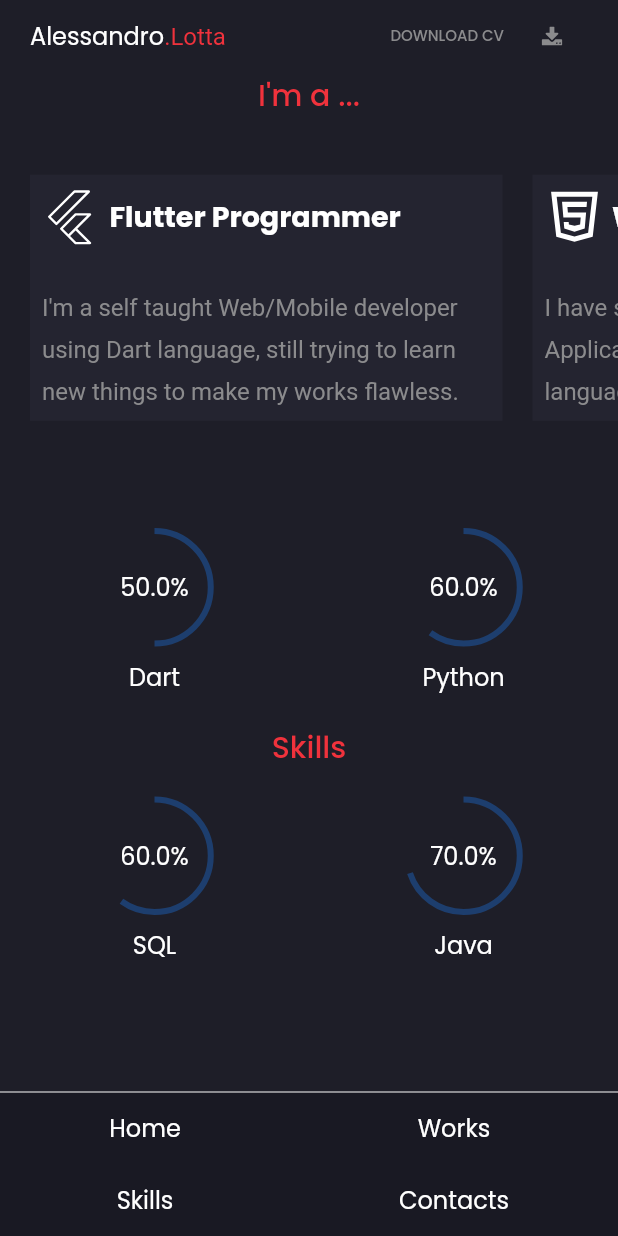
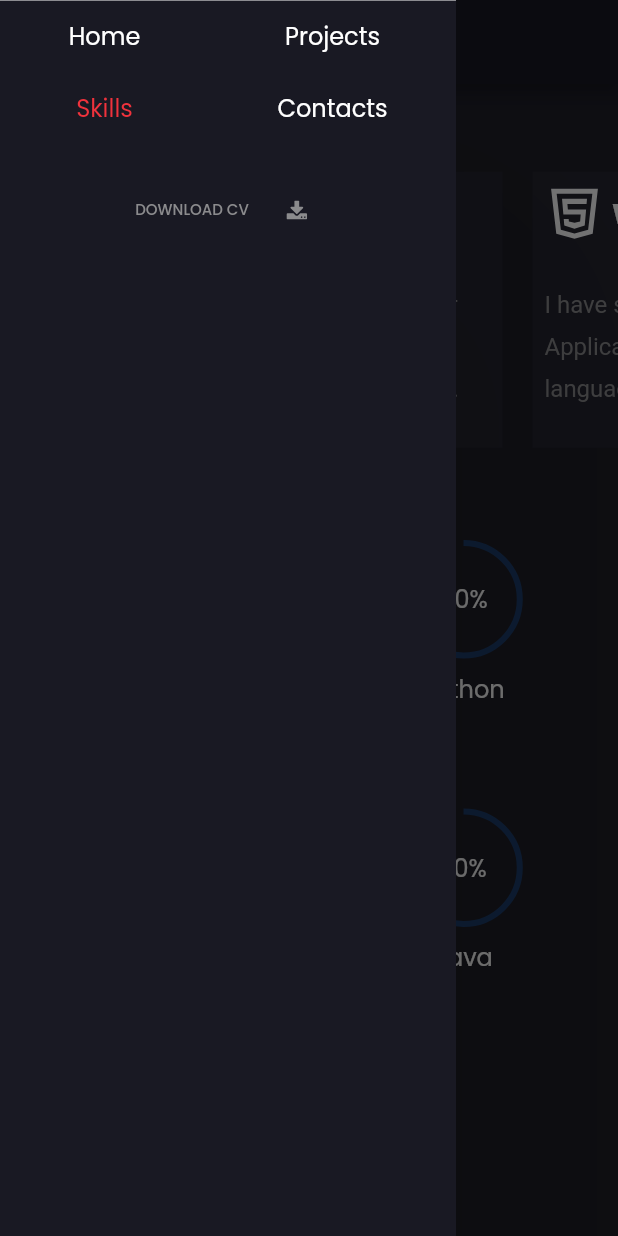
Before and after one commit to aleLotta/flutter-portfolio, a Flutter app: the SkillsScreen screen opened directly, with the side drawer open (before the commit the screen has no drawer), on a phone screen of 412 x 824 dp. Run offline on Flutter 3.47's test engine with Material 2 defaults, Android fonts, the phone set to English and light mode, and no system bars; our stand-ins replace animated_text_kit, flutter_svg, google_fonts.

Commit message:
edited the interface of the screens plus the navigation for mobile

```diff
--- a/my_cv_project/lib/components/coded_name.dart
+++ b/my_cv_project/lib/components/coded_name.dart
@@ -16,7 +16,7 @@ class CodedName extends StatelessWidget {
         mainAxisAlignment: MainAxisAlignment.spaceBetween,
         children: [
           Row(children: [
-            !Responsive.isMobile(context)
+            Responsive.isDesktop(context)
                 ? SizedBox(
                     width: 75,
                   )
@@ -38,7 +38,22 @@ class CodedName extends StatelessWidget {
           ]),
           Padding(
             padding: const EdgeInsets.only(right: defaultPadding),
-            child: FittedBox(
+            child: Responsive.isDesktop(context) ? DownloadCV() : null,
+          ),
+        ],
+      ),
+    );
+  }
+}
+
+class DownloadCV extends StatelessWidget {
+  const DownloadCV({
+    Key? key,
+  }) : super(key: key);
+
+  @override
+  Widget build(BuildContext context) {
+    return FittedBox(
       child: Row(
         children: [
           TextButton(
@@ -46,11 +61,9 @@ class CodedName extends StatelessWidget {
               "DOWNLOAD CV",
               style: Responsive.isDesktop(context)
                   ? TextStyle(
-                              color:
-                                  Theme.of(context).textTheme.bodyText1!.color)
+                      color: Theme.of(context).textTheme.bodyText1!.color)
                   : TextStyle(
-                              color:
-                                  Theme.of(context).textTheme.bodyText1!.color,
+                      color: Theme.of(context).textTheme.bodyText1!.color,
                       fontSize: 10),
             ),
             onPressed: () {},
@@ -64,10 +77,6 @@ class CodedName extends StatelessWidget {
               icon: SvgPicture.asset("assets/icons/download.svg"))
         ],
       ),
-            ),
-          ),
-        ],
-      ),
     );
   }
 }
--- a/my_cv_project/lib/components/navigation_banner.dart
+++ b/my_cv_project/lib/components/navigation_banner.dart
@@ -1,15 +1,19 @@
 import 'package:flutter/material.dart';
+import 'package:my_cv_project/components/coded_name.dart';
 import 'package:my_cv_project/constants.dart';
 import 'package:my_cv_project/responsive.dart';
 import 'package:my_cv_project/screens/contacts/contact_screen.dart';
 import 'package:my_cv_project/screens/home/home_screen.dart';
+import 'package:my_cv_project/screens/projects/projects_screen.dart';
 import 'package:my_cv_project/screens/skills/skills_screen.dart';
-import 'package:my_cv_project/screens/works/work_screen.dart';
 
 class NavigationBanner extends StatelessWidget {
   const NavigationBanner({
     Key? key,
+    required this.location,
   }) : super(key: key);
+
+  final String location;
 
   @override
   Widget build(BuildContext context) {
@@ -21,34 +25,36 @@ class NavigationBanner extends StatelessWidget {
             color: Colors.white,
             height: 0,
           ),
-          if (!Responsive.isMobile(context))
+          if (Responsive.isDesktop(context))
             SizedBox(
               height: defaultPadding / 2,
             ),
-          if (!Responsive.isMobile(context))
+          if (Responsive.isDesktop(context))
             Row(
               mainAxisAlignment: MainAxisAlignment.center,
               children: [
                 NavigationText(
                     label: "Home",
                     screen: HomeScreen(),
-                ),
+                    flag: location == "Home"),
                 NavigationText(
                     label: "Skills",
                     screen: SkillsScreen(),
-                ),
+                    flag: location == "Skills"),
                 NavigationText(
-                  label: "Works",
-                  screen: WorksScreen(),
-                ),
+                    label: "Projects",
+                    screen: ProjectsScreen(),
+                    flag: location == "Projects"),
                 NavigationText(
                     label: "Contacts",
                     screen: ContactsScreen(),
-                ),
+                    flag: location == "Contacts"),
               ],
             ),
-          if (!Responsive.isMobile(context)) SizedBox(height: defaultPadding),
-          if (Responsive.isMobile(context))
+          if (Responsive.isDesktop(context)) SizedBox(height: defaultPadding),
+          if (!Responsive.isDesktop(context))
+            Column(
+              children: [
                 Row(
                   mainAxisAlignment: MainAxisAlignment.spaceAround,
                   children: [
@@ -57,25 +63,32 @@ class NavigationBanner extends StatelessWidget {
                         NavigationText(
                           label: "Home",
                           screen: HomeScreen(),
+                          flag: location == "Home",
                         ),
                         NavigationText(
                             label: "Skills",
                             screen: SkillsScreen(),
-                    ),
+                            flag: location == "Skills"),
                       ],
                     ),
                     Column(
                       children: [
                         NavigationText(
-                      label: "Works",
-                      screen: WorksScreen(),
-                    ),
+                            label: "Projects",
+                            screen: ProjectsScreen(),
+                            flag: location == "Projects"),
                         NavigationText(
                             label: "Contacts",
                             screen: ContactsScreen(),
+                            flag: location == "Contacts"),
+                      ],
                     ),
                   ],
                 ),
+                SizedBox(
+                  height: defaultPadding,
+                ),
+                DownloadCV(),
               ],
             )
         ],
@@ -89,10 +102,12 @@ class NavigationText extends StatelessWidget {
     Key? key,
     required this.label,
     required this.screen,
+    required this.flag,
   }) : super(key: key);
 
   final String label;
   final Widget screen;
+  final bool flag;
 
   @override
   Widget build(BuildContext context) {
@@ -105,7 +120,13 @@ class NavigationText extends StatelessWidget {
             Navigator.push(
                 context, MaterialPageRoute(builder: (context) => screen));
           },
-          child: Text(label, style: Theme.of(context).textTheme.subtitle1)),
+          child: Text(label,
+              style: flag == true
+                  ? Theme.of(context)
+                      .textTheme
+                      .subtitle1!
+                      .copyWith(color: primaryColor)
+                  : Theme.of(context).textTheme.subtitle1)),
     );
   }
 }
--- a/my_cv_project/lib/main.dart
+++ b/my_cv_project/lib/main.dart
@@ -8,7 +8,6 @@ import 'package:animated_text_kit/animated_text_kit.dart';
 import 'package:my_cv_project/screens/contacts/contact_screen.dart';
 import 'package:my_cv_project/screens/home/home_screen.dart';
 import 'package:my_cv_project/screens/skills/skills_screen.dart';
-import 'package:my_cv_project/screens/works/work_screen.dart';
 
 void main() {
   runApp(MyApp());
--- a/my_cv_project/lib/screens/skills/knowledges.dart
+++ b/my_cv_project/lib/screens/skills/knowledges.dart
@@ -190,6 +190,9 @@ class SkillBanner extends StatelessWidget {
                     height: 1.75,
                   ),
                 ),
+              SizedBox(
+                height: defaultPadding,
+              )
             ],
           ),
         ),
--- a/my_cv_project/lib/screens/skills/skills_screen.dart
+++ b/my_cv_project/lib/screens/skills/skills_screen.dart
@@ -15,6 +15,19 @@ class SkillsScreen extends StatelessWidget {
   @override
   Widget build(BuildContext context) {
     return Scaffold(
+      drawer: SafeArea(
+        child: Drawer(
+          elevation: 100,
+          backgroundColor: alternativeColor,
+          child: NavigationBanner(location: "Skills"),
+        ),
+      ),
+      appBar: Responsive.isDesktop(context)
+          ? null
+          : AppBar(
+              title: CodedName(),
+              backgroundColor: darkColor,
+            ),
       backgroundColor: bgColor,
       body: Responsive.isDesktop(context)
           ? Column(
@@ -37,12 +50,11 @@ class SkillsScreen extends StatelessWidget {
                         Expanded(flex: 2, child: SkillsSection()),
                       ],
                     )),
-                NavigationBanner(),
+                NavigationBanner(location: "Skills"),
               ],
             )
           : Column(
               children: [
-                CodedName(),
                 Expanded(
                   flex: 6,
                   child: Container(
@@ -52,7 +64,6 @@ class SkillsScreen extends StatelessWidget {
                     ]),
                   ),
                 ),
-                NavigationBanner(),
               ],
             ),
     );
--- a/my_cv_project/lib/screens/skills/skills_section.dart
+++ b/my_cv_project/lib/screens/skills/skills_section.dart
@@ -17,9 +17,9 @@ class SkillsSection extends StatelessWidget {
           children: [
             CircularSkillIndicator(
               label: "Dart",
-              value: 0.5,
+              percentage: 0.5,
             ),
-            CircularSkillIndicator(label: "Python", value: 0.6),
+            CircularSkillIndicator(label: "Python", percentage: 0.6),
           ],
         ),
         SizedBox(
@@ -40,8 +40,8 @@ class SkillsSection extends StatelessWidget {
         Row(
           mainAxisAlignment: MainAxisAlignment.spaceAround,
           children: [
-            CircularSkillIndicator(label: "SQL", value: 0.6),
-            CircularSkillIndicator(label: "Java", value: 0.7),
+            CircularSkillIndicator(label: "SQL", percentage: 0.6),
+            CircularSkillIndicator(label: "Java", percentage: 0.7),
           ],
         ),
       ],
@@ -53,11 +53,11 @@ class CircularSkillIndicator extends StatelessWidget {
   const CircularSkillIndicator({
     Key? key,
     required this.label,
-    required this.value,
+    required this.percentage,
   }) : super(key: key);
 
   final String label;
-  final double value;
+  final double percentage;
 
   @override
   Widget build(BuildContext context) {
@@ -66,7 +66,10 @@ class CircularSkillIndicator extends StatelessWidget {
         Container(
           height: 75,
           width: 75,
-          child: Stack(
+          child: TweenAnimationBuilder(
+            tween: Tween<double>(begin: 0, end: percentage),
+            duration: defaultDuration * 1.5,
+            builder: (context, double value, child) => Stack(
               fit: StackFit.expand,
               children: [
                 CircularProgressIndicator(
@@ -75,11 +78,12 @@ class CircularSkillIndicator extends StatelessWidget {
                 ),
                 Center(
                   child: Text(
-                  (value * 100).toString() + "%",
+                    (value * 100).toInt().toString() + "%",
                     style: Theme.of(context).textTheme.subtitle1,
                   ),
                 ),
               ],
+            ),
           ),
         ),
         SizedBox(height: defaultPadding / 2),
```
Also changed, not shown: my_cv_project/lib/screens/contacts/contact_screen.dart (+32 -8 lines), my_cv_project/lib/screens/home/components/info_section.dart (+9 -1 lines), my_cv_project/lib/screens/home/home_screen.dart (+19 -1 lines), my_cv_project/lib/screens/projects/projects_screen.dart (renamed from my_cv_project/lib/screens/works/work_screen.dart, +27 -15 lines). Lines whose indentation alone changed are shown as unchanged.
